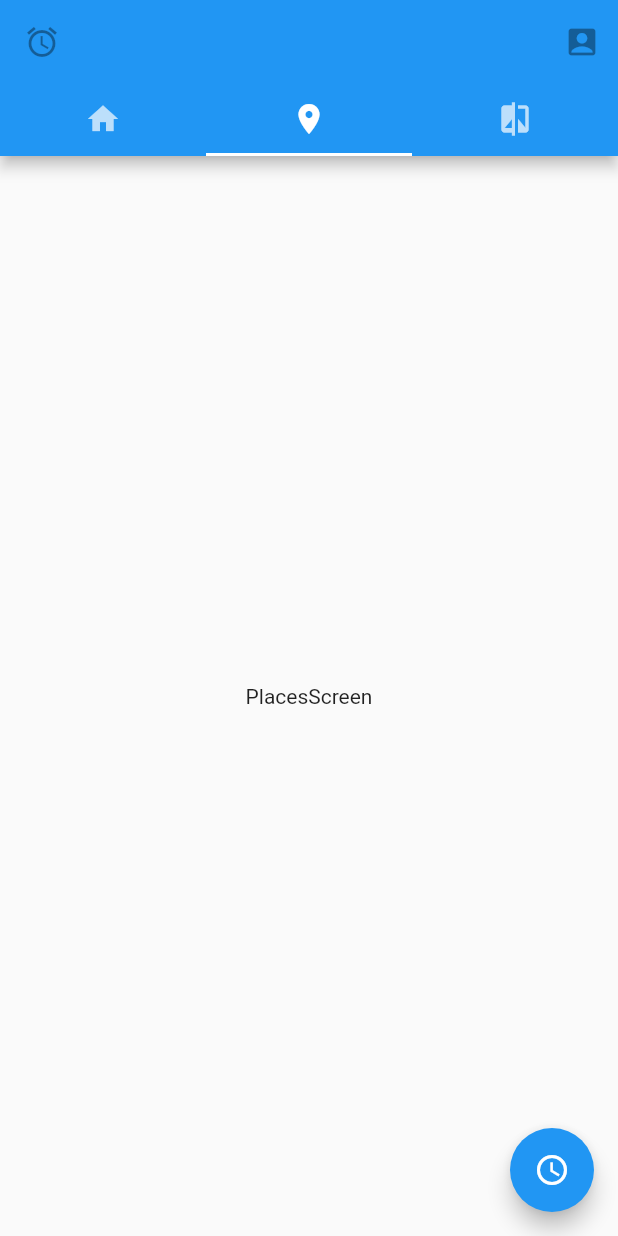
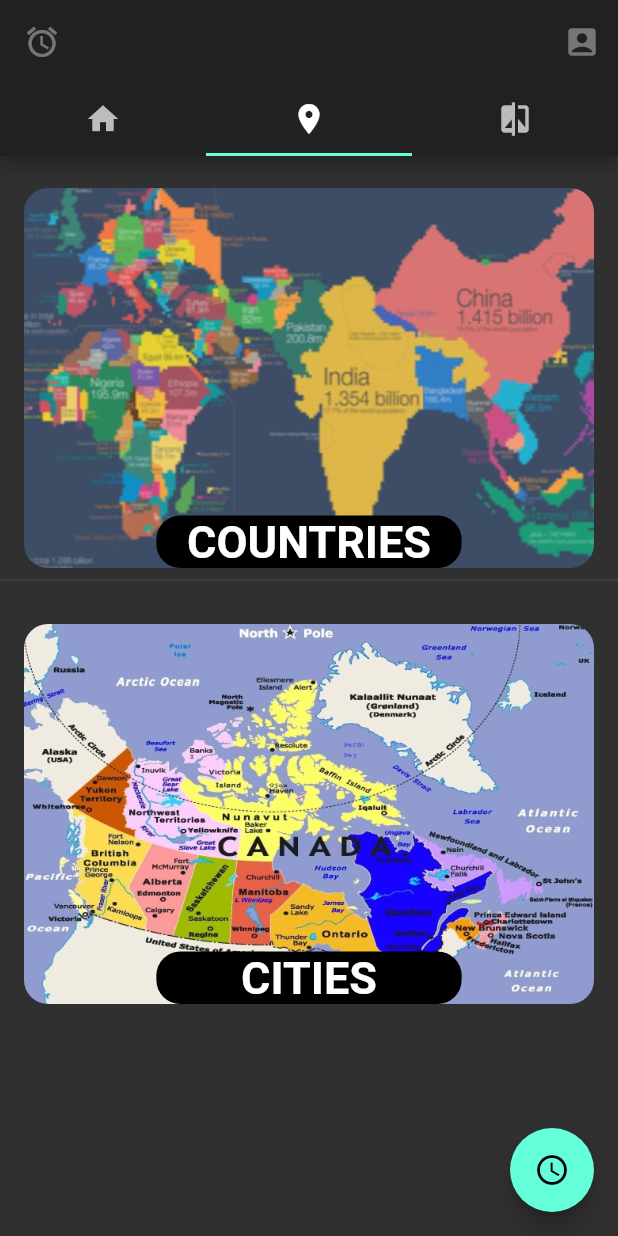
Before and after one commit to BryanManzano2016/BestPlaces, a Flutter app: the screen it shows after launch, tab 2 chosen, on a phone screen of 412 x 824 dp. Run offline on Flutter 3.47's test engine with Material 2 defaults, Android fonts, the phone set to English and light mode, and no system bars.

Commit message:
Ingreso a pantalla que muestra opciones para divisar los tipos de lugares

```diff
--- /dev/null
+++ b/flutter_app/lib/commun/Auxiliar.dart
@@ -0,0 +1,16 @@
+import 'package:flutter/material.dart';
+
+Map<String, double> sizeScreen(BuildContext context, double widthLess,
+        double heightLess, {double factorWidth = 1, double factorHeight = 1}) {
+    return {
+        "wd": (MediaQuery.of(context).size.width - widthLess) / factorWidth,
+        "hg": (MediaQuery.of(context).size.height - heightLess) / factorHeight
+    };
+}
+
+Widget imageWithRadious(String pathImage, double radious){
+    return ClipRRect(
+        borderRadius: BorderRadius.circular(radious),
+        child: Image.asset('assets/' + pathImage),
+    );
+}
--- a/flutter_app/lib/main.dart
+++ b/flutter_app/lib/main.dart
@@ -3,23 +3,21 @@ import 'screens/ComparePlacesScreen.dart';
 import 'screens/HomeScreen.dart';
 import 'screens/PlacesScreen.dart';
 
-void main() => runApp(MaterialApp(
-    home: MainScreen(),
-    darkTheme: ThemeData(
-        brightness: Brightness.dark,
-    ),
-    theme: ThemeData(
-        brightness: Brightness.dark,
-        primaryColor: Colors.cyan,
-    ),
-    title: 'Welcome to Flutter',
-));
+void main() => runApp(MainScreen());
 
 class MainScreen extends StatelessWidget {
     MainScreen({Key key}) : super(key: key);
 
     Widget build(BuildContext context) {
         return MaterialApp(
+            theme: ThemeData(
+                brightness: Brightness.dark,
+                primarySwatch: Colors.blue,
+            ),
+            darkTheme: ThemeData(
+                brightness: Brightness.dark,
+                primarySwatch: Colors.blue
+            ),
             home: DefaultTabController(
                 length: 3,
                 child: Scaffold(
--- a/flutter_app/lib/screens/PlacesScreen.dart
+++ b/flutter_app/lib/screens/PlacesScreen.dart
@@ -1,16 +1,100 @@
+import 'dart:ui';
+
 import 'package:flutter/material.dart';
+import 'package:flutterapp/commun/Auxiliar.dart';
+import 'ScreenRankingPlaces.dart';
 
 class PlacesScreen extends StatelessWidget {
     // PlacesScreen({Key key}) : super(key: key);
     @override
     Widget build(BuildContext context) {
         return Scaffold(
-            body: Center(child: Text("PlacesScreen")),
+            body: optionsPlaces(context),
             floatingActionButton: FloatingActionButton(
                 tooltip: 'Add',
                 child: Icon(Icons.access_time),
                 onPressed: null,
             ),
+
+        );
+    }
+
+    Widget optionsPlaces(BuildContext context) {
+        Map size = sizeScreen(context, 5, 0);
+        return ListView(
+            children: <Widget>[
+                Container(
+                    height: size['hg'] / 3,
+                    child: Stack(
+                        alignment: const Alignment(0, 1),
+                        children: [
+                            FlatButton(
+                                onPressed: (){
+                                    Navigator.push(
+                                        context,
+                                        MaterialPageRoute(
+                                            builder: (context) => ScreenRAnkingPlaces(placesby: 'countries')
+                                        ),
+                                    );
+                                },
+                                child: imageWithRadious("countries.jpg", 16)
+                            ),
+                            Container(
+                                width: size['wd']/2,
+                                decoration: BoxDecoration(
+                                    color: Colors.black,
+                                    borderRadius: BorderRadius.circular(16)
+                                ),
+                                child: Text(
+                                    'COUNTRIES',
+                                    style: TextStyle( fontSize: 30,
+                                        fontWeight: FontWeight.bold,
+                                        color: Colors.white,
+                                    ),
+                                    textAlign: TextAlign.center,
+                                ),
+                            ),
+                        ],
+                    )
+                ),
+                Divider(),
+                Container(
+                    height: size['hg'] / 3,
+                    child: Stack(
+                        textDirection: TextDirection.rtl,
+                        alignment: const Alignment(0, 1),
+                        children: [
+                            FlatButton(
+                                onPressed: (){
+                                    Navigator.push(
+                                        context,
+                                        MaterialPageRoute(
+                                            builder: (context) => ScreenRAnkingPlaces(placesby: 'cities')
+                                        ),
+                                    );
+                                },
+                                child: imageWithRadious('cities.jpg', 16)
+                            ),
+                            Container(
+                                width: size['wd']/2,
+                                decoration: BoxDecoration(
+                                    color: Colors.black,
+                                    borderRadius: BorderRadius.circular(16)
+                                ),
+                                child: Text(
+                                    'CITIES',
+                                    style: TextStyle(
+                                        fontSize: 30,
+                                        fontWeight: FontWeight.bold,
+                                        color: Colors.white,
+                                    ),
+                                    textAlign: TextAlign.center,
+                                ),
+                            ),
+                        ],
+                    )
+                )
+            ],
         );
     }
 }
--- a/flutter_app/pubspec.yaml
+++ b/flutter_app/pubspec.yaml
@@ -34,7 +34,8 @@ dev_dependencies:
 
 # The following section is specific to Flutter.
 flutter:
-
+  assets:
+    - assets/
   # The following line ensures that the Material Icons font is
   # included with your application, so that you can use the icons in
   # the material Icons class.
```
Also changed, not shown: flutter_app/lib/screens/ScreenRankingPlaces.dart (added, +27 -0 lines), flutter_app/assets/cities.jpg (added), flutter_app/assets/countries.jpg (added).
